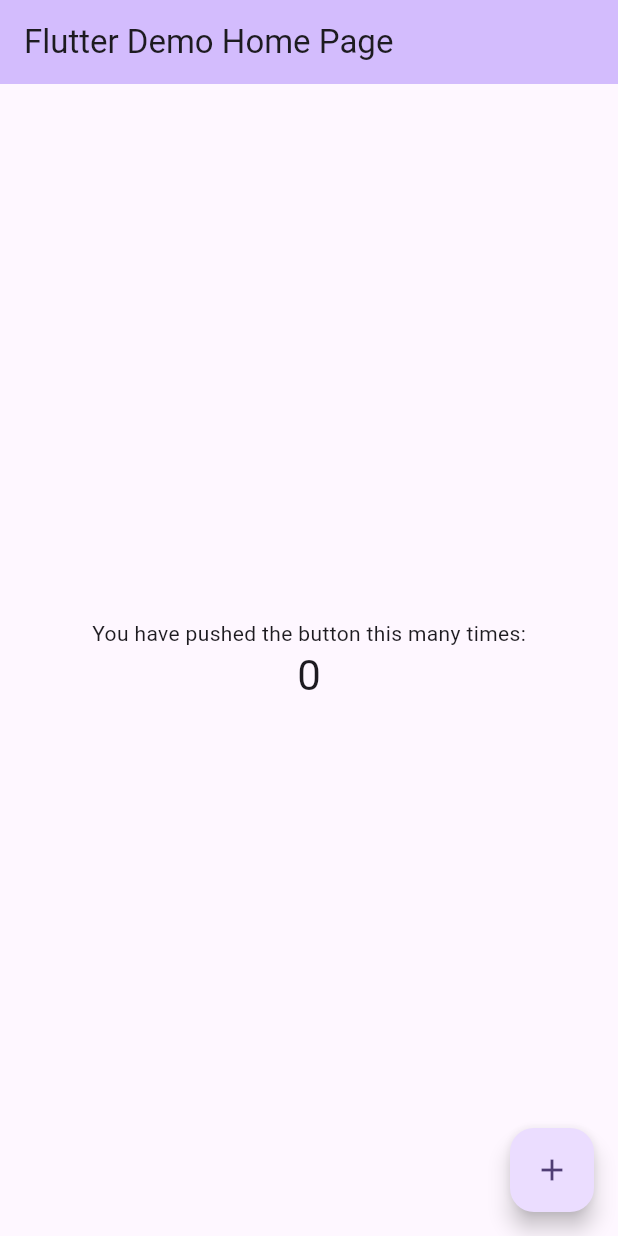
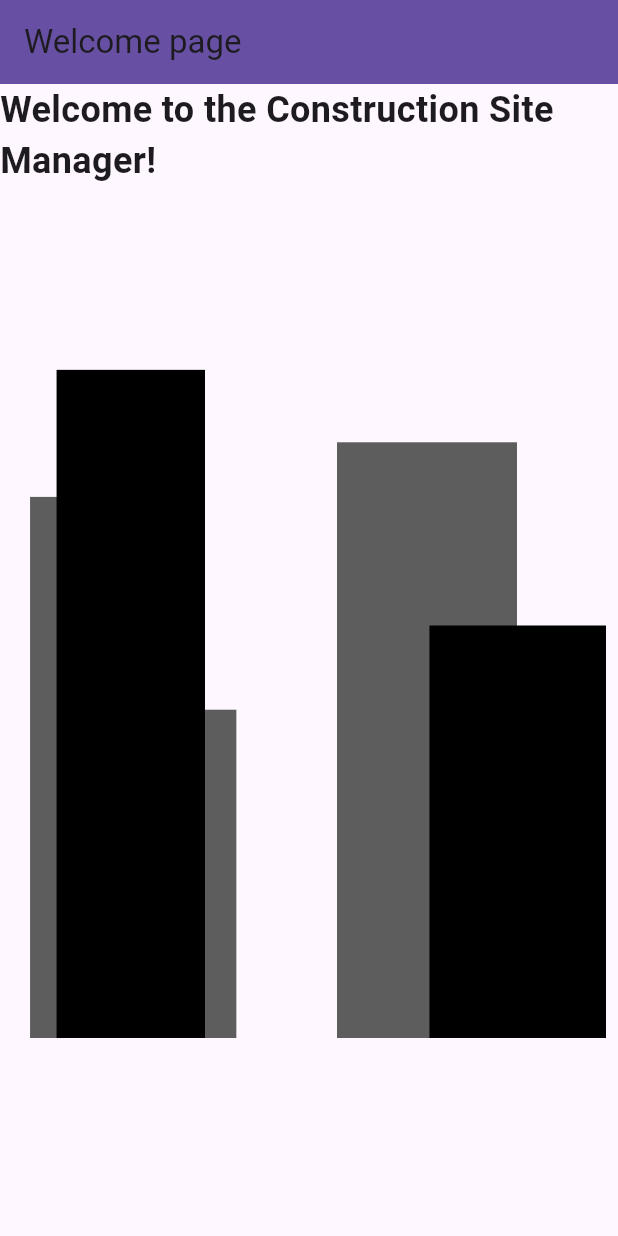
Before and after one commit to Wabtey/mmm_construction_site_manager, a Flutter app: the screen it shows after launch, on a phone screen of 412 x 824 dp. Run offline on Flutter 3.47's test engine with Material 3 defaults, Android fonts, the phone set to English and light mode, and no system bars.

Commit message:
feat: :lipstick: start the application with a sliding image
- Buildings' shape image created in gimp by me

```diff
--- a/lib/main.dart
+++ b/lib/main.dart
@@ -7,46 +7,23 @@
 class MyApp extends StatelessWidget {
   const MyApp({super.key});
 
-  // This widget is the root of your application.
   @override
   Widget build(BuildContext context) {
     return MaterialApp(
-      title: 'Flutter Demo',
+      title: 'Construction Site Manager',
       theme: ThemeData(
-        // This is the theme of your application.
-        //
-        // TRY THIS: Try running your application with "flutter run". You'll see
-        // the application has a purple toolbar. Then, without quitting the app,
-        // try changing the seedColor in the colorScheme below to Colors.green
-        // and then invoke "hot reload" (save your changes or press the "hot
-        // reload" button in a Flutter-supported IDE, or press "r" if you used
-        // the command line to start the app).
-        //
-        // Notice that the counter didn't reset back to zero; the application
-        // state is not lost during the reload. To reset the state, use hot
-        // restart instead.
-        //
-        // This works for code too, not just values: Most code changes can be
-        // tested with just a hot reload.
-        colorScheme: ColorScheme.fromSeed(seedColor: Colors.deepPurple),
+        brightness: Brightness.dark,
+        // colorScheme: const ColorSchreme.dark(),
         useMaterial3: true,
       ),
-      home: const MyHomePage(title: 'Flutter Demo Home Page'),
+      themeMode: ThemeMode.dark,
+      home: const MyHomePage(title: 'Welcome page'),
     );
   }
 }
 
 class MyHomePage extends StatefulWidget {
   const MyHomePage({super.key, required this.title});
-
-  // This widget is the home page of your application. It is stateful, meaning
-  // that it has a State object (defined below) that contains fields that affect
-  // how it looks.
-
-  // This class is the configuration for the state. It holds the values (in this
-  // case the title) provided by the parent (in this case the App widget) and
-  // used by the build method of the State. Fields in a Widget subclass are
-  // always marked "final".
 
   final String title;
 
@@ -55,71 +32,92 @@
 }
 
 class _MyHomePageState extends State<MyHomePage> {
-  int _counter = 0;
+  @override
+  Widget build(BuildContext context) {
+    return MaterialApp(
+        home: Scaffold(
+            appBar: AppBar(
+              backgroundColor: Theme.of(context).colorScheme.inversePrimary,
+              title: Text(widget.title),
+            ),
+            body: const Center(
+              child: SlideTransitionExample(),
+            )));
+  }
+}
 
-  void _incrementCounter() {
-    setState(() {
-      // This call to setState tells the Flutter framework that something has
-      // changed in this State, which causes it to rerun the build method below
-      // so that the display can reflect the updated values. If we changed
-      // _counter without calling setState(), then the build method would not be
-      // called again, and so nothing would appear to happen.
-      _counter++;
+class SlideTransitionExample extends StatefulWidget {
+  const SlideTransitionExample({super.key});
+
+  @override
+  State<SlideTransitionExample> createState() => _SlideTransitionExampleState();
+}
+
+class _SlideTransitionExampleState extends State<SlideTransitionExample>
+    with SingleTickerProviderStateMixin {
+  late final AnimationController _controller;
+  late final Animation<Offset> _offsetAnimation;
+  bool _showText = false;
+
+  @override
+  void initState() {
+    super.initState();
+
+    _controller = AnimationController(
+      duration: const Duration(seconds: 2),
+      vsync: this,
+    );
+
+    _offsetAnimation = Tween<Offset>(
+      begin: const Offset(.0, 1.5),
+      end: const Offset(.0, -.2),
+    ).animate(CurvedAnimation(
+      parent: _controller,
+      curve: Curves.easeInOut,
+    ));
+
+    _controller.forward();
+
+    _controller.addStatusListener((status) {
+      if (status == AnimationStatus.completed) {
+        // Update the state to show the text after animation finishes
+        setState(() {
+          _showText = true;
+        });
+      }
     });
   }
 
   @override
+  void dispose() {
+    _controller.dispose();
+    super.dispose();
+  }
+
+  @override
   Widget build(BuildContext context) {
-    // This method is rerun every time setState is called, for instance as done
-    // by the _incrementCounter method above.
-    //
-    // The Flutter framework has been optimized to make rerunning build methods
-    // fast, so that you can just rebuild anything that needs updating rather
-    // than having to individually change instances of widgets.
-    return Scaffold(
-      appBar: AppBar(
-        // TRY THIS: Try changing the color here to a specific color (to
-        // Colors.amber, perhaps?) and trigger a hot reload to see the AppBar
-        // change color while the other colors stay the same.
-        backgroundColor: Theme.of(context).colorScheme.inversePrimary,
-        // Here we take the value from the MyHomePage object that was created by
-        // the App.build method, and use it to set our appbar title.
-        title: Text(widget.title),
+    return SingleChildScrollView(
+      // NOTE: we're using a scroll view to allow the overflow but we want to lock it
+      physics: const NeverScrollableScrollPhysics(),
+      child: Column(
+        mainAxisAlignment: MainAxisAlignment.center,
+        children: [
+          if (_showText)
+            const Text(
+              'Welcome to the Construction Site Manager!',
+              style: TextStyle(fontSize: 24, fontWeight: FontWeight.bold),
+            )
+          else
+            const SizedBox(height: 35),
+          SlideTransition(
+            position: _offsetAnimation,
+            child: const Padding(
+              padding: EdgeInsets.all(8.0),
+              child: Image(image: AssetImage("assets/Buildings_shape.png")),
+            ),
+          ),
+        ],
       ),
-      body: Center(
-        // Center is a layout widget. It takes a single child and positions it
-        // in the middle of the parent.
-        child: Column(
-          // Column is also a layout widget. It takes a list of children and
-          // arranges them vertically. By default, it sizes itself to fit its
-          // children horizontally, and tries to be as tall as its parent.
-          //
-          // Column has various properties to control how it sizes itself and
-          // how it positions its children. Here we use mainAxisAlignment to
-          // center the children vertically; the main axis here is the vertical
-          // axis because Columns are vertical (the cross axis would be
-          // horizontal).
-          //
-          // TRY THIS: Invoke "debug painting" (choose the "Toggle Debug Paint"
-          // action in the IDE, or press "p" in the console), to see the
-          // wireframe for each widget.
-          mainAxisAlignment: MainAxisAlignment.center,
-          children: <Widget>[
-            const Text(
-              'You have pushed the button this many times:',
-            ),
-            Text(
-              '$_counter',
-              style: Theme.of(context).textTheme.headlineMedium,
-            ),
-          ],
-        ),
-      ),
-      floatingActionButton: FloatingActionButton(
-        onPressed: _incrementCounter,
-        tooltip: 'Increment',
-        child: const Icon(Icons.add),
-      ), // This trailing comma makes auto-formatting nicer for build methods.
     );
   }
 }
```
Also changed, not shown: pubspec.yaml (+3 -7 lines), assets/Buildings_shape.png (added).
